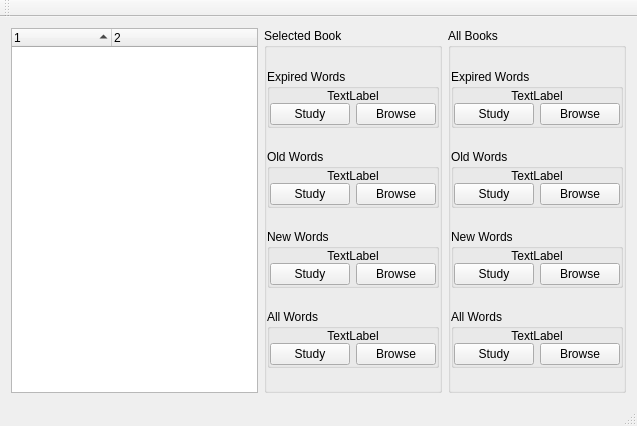
The window that HaiBeiDanCi/mainwindow.ui (HuangHuafeng/repeat) describes before a commit, drawn with Qt 5.
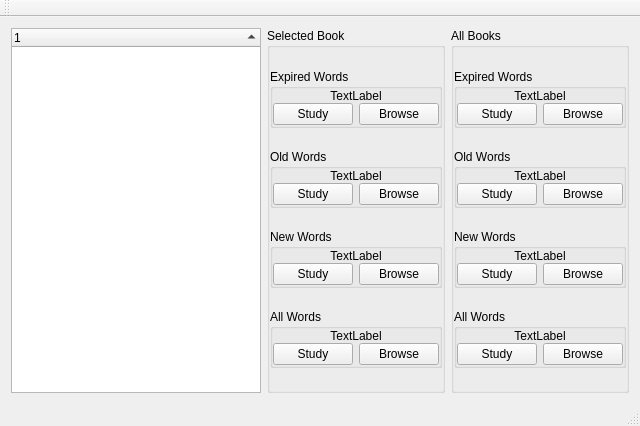
The same window after the commit.

The edit to the form file:
```diff
--- a/HaiBeiDanCi/mainwindow.ui
+++ b/HaiBeiDanCi/mainwindow.ui
@@ -6,7 +6,7 @@
    <rect>
     <x>0</x>
     <y>0</y>
-    <width>637</width>
+    <width>640</width>
     <height>426</height>
    </rect>
   </property>
@@ -22,30 +22,38 @@
   <widget class="QWidget" name="centralWidget">
    <layout class="QHBoxLayout" name="horizontalLayout">
     <item>
+     <layout class="QVBoxLayout" name="verticalLayout">
+      <item>
      <widget class="QTreeWidget" name="twBooks">
+        <property name="sizePolicy">
+         <sizepolicy hsizetype="Preferred" vsizetype="Expanding">
+          <horstretch>0</horstretch>
+          <verstretch>0</verstretch>
+         </sizepolicy>
+        </property>
       <property name="indentation">
        <number>0</number>
       </property>
       <property name="sortingEnabled">
        <bool>true</bool>
       </property>
-      <property name="columnCount">
-       <number>2</number>
-      </property>
       <column>
        <property name="text">
         <string notr="true">1</string>
        </property>
       </column>
-      <column>
-       <property name="text">
-        <string notr="true">2</string>
-       </property>
-      </column>
-     </widget>
+       </widget>
+      </item>
+     </layout>
     </item>
     <item>
      <widget class="QGroupBox" name="groupBox_2">
+      <property name="sizePolicy">
+       <sizepolicy hsizetype="Maximum" vsizetype="Preferred">
+        <horstretch>0</horstretch>
+        <verstretch>0</verstretch>
+       </sizepolicy>
+      </property>
       <property name="title">
        <string>Selected Book</string>
       </property>
@@ -338,6 +346,12 @@
     </item>
     <item>
      <widget class="QGroupBox" name="groupBox">
+      <property name="sizePolicy">
+       <sizepolicy hsizetype="Maximum" vsizetype="Preferred">
+        <horstretch>0</horstretch>
+        <verstretch>0</verstretch>
+       </sizepolicy>
+      </property>
       <property name="title">
        <string>All Books</string>
       </property>
```
Left out of the diff: 2 changed lines with no effect on the pictures. Lines whose indentation alone changed are shown as unchanged.
